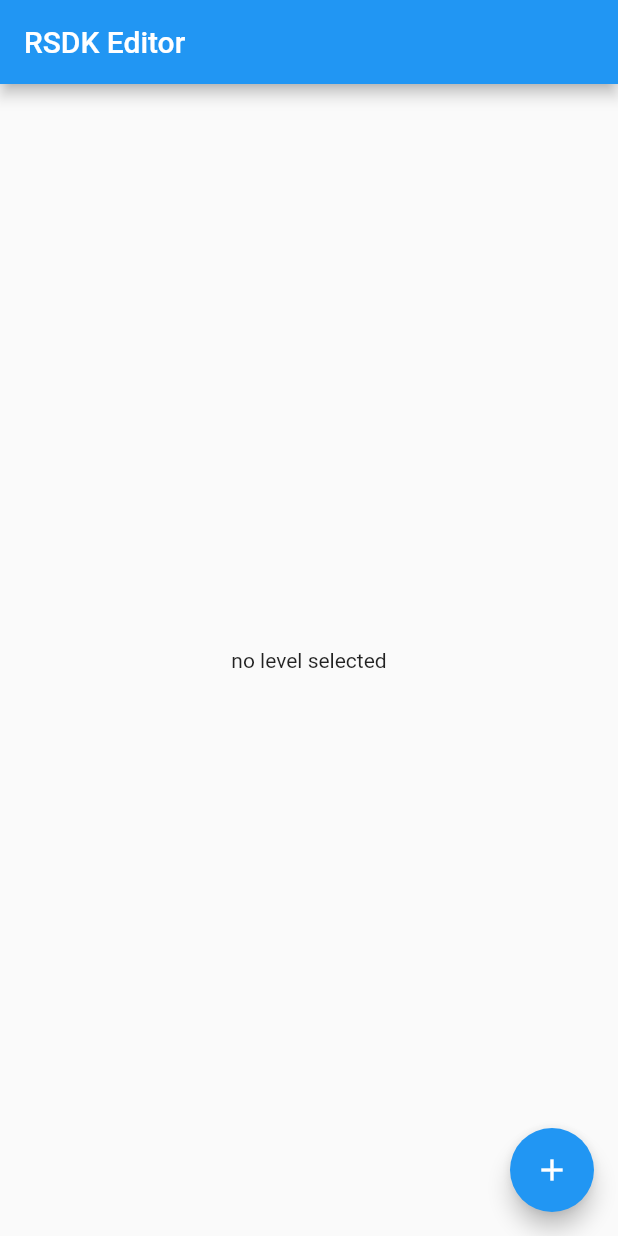
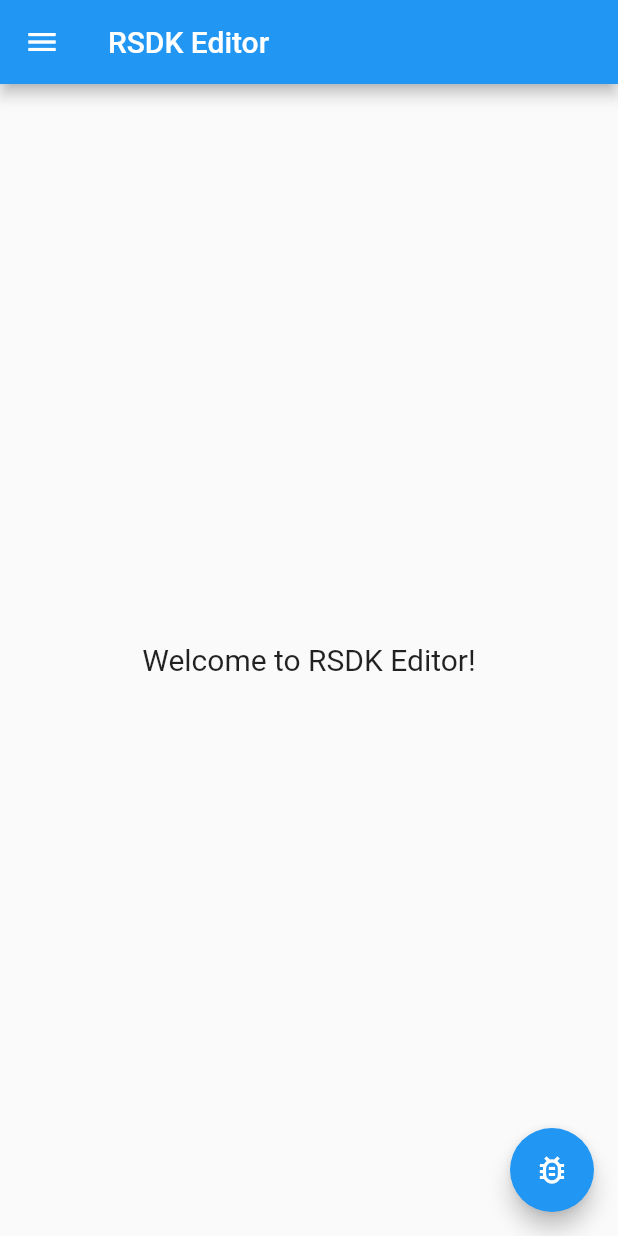
Before and after one commit to Xeeynamo/rsdk_flutter, a Flutter app: the screen it shows after launch, on a phone screen of 412 x 824 dp. Run offline on Flutter 3.47's test engine with Material 2 defaults, Android fonts, the phone set to English and light mode, and no system bars; our stand-ins replace file_picker; missing offline and left inert: dart:ffi.

Commit message:
Add menu to load stages

```diff
--- a/lib/main.dart
+++ b/lib/main.dart
@@ -3,6 +3,7 @@ import 'package:file_picker/file_picker.dart';
 import 'package:path/path.dart' as path;
 import 'package:flutter/material.dart';
 import 'package:rsdk_flutter/levelview.dart';
+import 'package:rsdk_flutter/models/gamestage.dart';
 import 'models/gameconfig.dart';
 import 'models/stages/stage.dart';
 
@@ -55,8 +56,9 @@ class MainView extends StatefulWidget {
 
 class _MainViewState extends State<MainView> {
   GameConfigV4? _gameConfig;
-  LevelView? _levelView;
   String dataPath = "";
+  GameStage? _selectedGameStage;
+  Stage? _selectedStage;
 
   Future<void> showError(String msg) async {
     return showDialog<void>(
@@ -85,12 +87,7 @@ class _MainViewState extends State<MainView> {
     );
   }
 
-  Future<void> pickGameConfig() async {
-    final rootPath = await FilePicker.platform
-        .getDirectoryPath(dialogTitle: "Select RSDK's 'Data' folder");
-    if (rootPath == null) {
-      return; // user canceled pick
-    }
+  Future<void> _openRsdkGame() async {
 
     dataPath = rootPath;
     final gameConfigFile = File(path.join(dataPath, "Game/GameConfig.bin"));
@@ -102,16 +99,18 @@ class _MainViewState extends State<MainView> {
     await readGameConfig(gameConfigFile);
   }
 
+  void _closeRsdkGame() => setState(() {
+      _gameConfig = null;
+      _selectedGameStage = null;
+      _selectedStage = null;
+    });
+
   Future<void> readGameConfig(File file) async {
     final gameConfig = GameConfigV4(file);
     await gameConfig.read();
 
-    final stage = Stage(dataPath, gameConfig, gameConfig.stagesRegular[0]);
-    await stage.load();
-
     setState(() {
       _gameConfig = gameConfig;
-      _levelView = LevelView(stage: stage);
     });
   }
 
@@ -129,16 +128,201 @@ class _MainViewState extends State<MainView> {
         // the App.build method, and use it to set our appbar title.
         title: Text(widget.title),
       ),
+      drawer: Drawer(
+        child: ListView(
+          children: _buildDrawerMenu(),
+        ),
+      ),
       body: Center(
         // Center is a layout widget. It takes a single child and positions it
         // in the middle of the parent.
-        child: _levelView ?? const Text("no level selected"),
+        child: _selectedStage != null
+            ? LevelView(key: UniqueKey(), stage: _selectedStage!)
+            : const Text("Welcome to RSDK Editor!",
+                style: TextStyle(fontSize: 20)),
       ),
       floatingActionButton: FloatingActionButton(
-        onPressed: pickGameConfig,
-        tooltip: 'Increment',
-        child: const Icon(Icons.add),
+        onPressed: () async {
+          await _openRsdkGame();
+          _setSelectedStage(_gameConfig!.stagesRegular[0]);
+        },
+        tooltip: 'For debugging purposes',
+        child: const Icon(Icons.bug_report_outlined),
       ), // This trailing comma makes auto-formatting nicer for build methods.
     );
   }
+
+  List<Widget> _buildDrawerMenu() {
+    final defaultControls = [
+      ListTile(
+          title: const Text("Open game"),
+          leading: const Icon(Icons.folder_open),
+          onTap: _openRsdkGame),
+      ListTile(
+          title: const Text('Close game'),
+          leading: const Icon(Icons.bug_report),
+          onTap: _closeRsdkGame),
+      ListTile(
+          title: const Text('Settings'),
+          leading: const Icon(Icons.settings),
+          enabled: false,
+          onTap: _showSettings),
+    ];
+
+    final headerControls = [
+      DrawerHeader(
+          decoration: const BoxDecoration(
+            color: Colors.blue,
+          ),
+          child: Column(
+            crossAxisAlignment: CrossAxisAlignment.start,
+            children: [
+              Text(
+                _gameConfig?.name ?? "No RSDK loaded",
+                style: const TextStyle(
+                  color: Colors.white,
+                  fontSize: 24,
+                ),
+              ),
+              _buildStageNameTitle()
+            ],
+          )),
+    ];
+
+    final gameControls = _gameConfig != null
+        ? [
+      ExpansionTile(
+          title: const Text("Presentation stages"),
+          leading: const Icon(Icons.aspect_ratio),
+          trailing: const Icon(Icons.arrow_drop_down),
+          expandedCrossAxisAlignment: CrossAxisAlignment.start,
+          children: _showPresentationStages()),
+      ExpansionTile(
+          title: const Text("Regular stages"),
+          leading: const Icon(Icons.aspect_ratio),
+          trailing: const Icon(Icons.arrow_drop_down),
+          expandedCrossAxisAlignment: CrossAxisAlignment.start,
+          children: _showRegularStages()),
+      ExpansionTile(
+          title: const Text("Special stages"),
+          leading: const Icon(Icons.aspect_ratio),
+          trailing: const Icon(Icons.arrow_drop_down),
+          expandedCrossAxisAlignment: CrossAxisAlignment.start,
+          children: _showSpecialStages()),
+      ExpansionTile(
+          title: const Text("Bonus stages"),
+          leading: const Icon(Icons.aspect_ratio),
+          trailing: const Icon(Icons.arrow_drop_down),
+          expandedCrossAxisAlignment: CrossAxisAlignment.start,
+          children: _showBonusStages()),
+      const Divider(height: 20),
+      ListTile(
+                title: const Text("Global objects"),
+          leading: const Icon(Icons.auto_awesome_motion),
+          enabled: false,
+          onTap: _showGameObjects),
+      ListTile(
+          title: const Text("Variables"),
+          leading: const Icon(Icons.auto_awesome),
+          enabled: false,
+          onTap: _showGameVariables),
+      ListTile(
+          title: const Text("Sound effects"),
+          leading: const Icon(Icons.volume_up),
+          enabled: false,
+          onTap: _showGameSoundEffects),
+      ListTile(
+          title: const Text("Players"),
+          leading: const Icon(Icons.contact_page),
+          enabled: false,
+          onTap: _showGamePlayers),
+      ListTile(
+          title: const Text("Animations"),
+          leading: const Icon(Icons.burst_mode),
+          enabled: false,
+          onTap: _showAnimations),
+      const Divider(height: 20),
+          ]
+        : List<Widget>.empty();
+
+    final stageControls = _selectedGameStage != null
+        ? [
+      ListTile(
+          title: const Text("Layout"),
+          leading: const Icon(Icons.grid_on),
+          selected: true,
+          onTap: _showStageLayout),
+      ListTile(
+          title: const Text("Background"),
+          leading: const Icon(Icons.landscape),
+          enabled: false,
+          onTap: _showStageBackground),
+      ListTile(
+          title: const Text("Objects"),
+          leading: const Icon(Icons.library_books),
+          enabled: false,
+          onTap: _showStageObjects),
+      ListTile(
+          title: const Text("Chunks"),
+          leading: const Icon(Icons.grid_view),
+          enabled: false,
+          onTap: _showStageChunks),
+      const Divider(height: 20),
+          ]
+        : List<Widget>.empty();
+
+    return [headerControls, stageControls, gameControls, defaultControls]
+        .expand((element) => element)
+        .toList();
+  }
+
+  Widget _buildStageNameTitle() => _selectedGameStage == null
+      ? const SizedBox.shrink()
+      : Text(_selectedGameStage!.name);
+
+  List<Widget> _buildStageNames(List<GameStage> stages) => stages
+      .map((stage) => ListTile(
+          title: Text(stage.name), onTap: () => _setSelectedStage(stage)))
+      .toList();
+
+  void _showStageLayout() {}
+
+  void _showStageBackground() {}
+
+  void _showStageObjects() {}
+
+  void _showStageChunks() {}
+
+  List<Widget> _showPresentationStages() =>
+      _buildStageNames(_gameConfig!.stagesPresentation);
+
+  List<Widget> _showRegularStages() =>
+      _buildStageNames(_gameConfig!.stagesRegular);
+
+  List<Widget> _showSpecialStages() =>
+      _buildStageNames(_gameConfig!.stagesSpecial);
+
+  List<Widget> _showBonusStages() => _buildStageNames(_gameConfig!.stagesBonus);
+
+  void _showGameObjects() {}
+
+  void _showGameVariables() {}
+
+  void _showGameSoundEffects() {}
+
+  void _showGamePlayers() {}
+
+  void _showAnimations() {}
+
+  void _showSettings() {}
+
+  _setSelectedStage(GameStage gameStage) {
+    var stage = Stage(dataPath, _gameConfig!, gameStage);
+    return stage.load().whenComplete(() => {
+          setState(() {
+            _selectedGameStage = gameStage;
+            _selectedStage = stage;
+          })
+        });
+  }
 }
--- a/lib/models/stages/stage.dart
+++ b/lib/models/stages/stage.dart
@@ -52,12 +52,10 @@ class Stage {
     act = ActV4(actFile);
   }
 
-  Future<void> load() {
-    return Future.wait([
-      _generateChunks(),
-      act.load(),
-    ]);
-  }
+  Future<void> load() => Future.wait([
+        _generateChunks(),
+        act.load(),
+      ]);
 
   Future<void> _generateChunks() async {
     final codec = await instantiateImageCodec(await gfxFile.readAsBytes());
```
